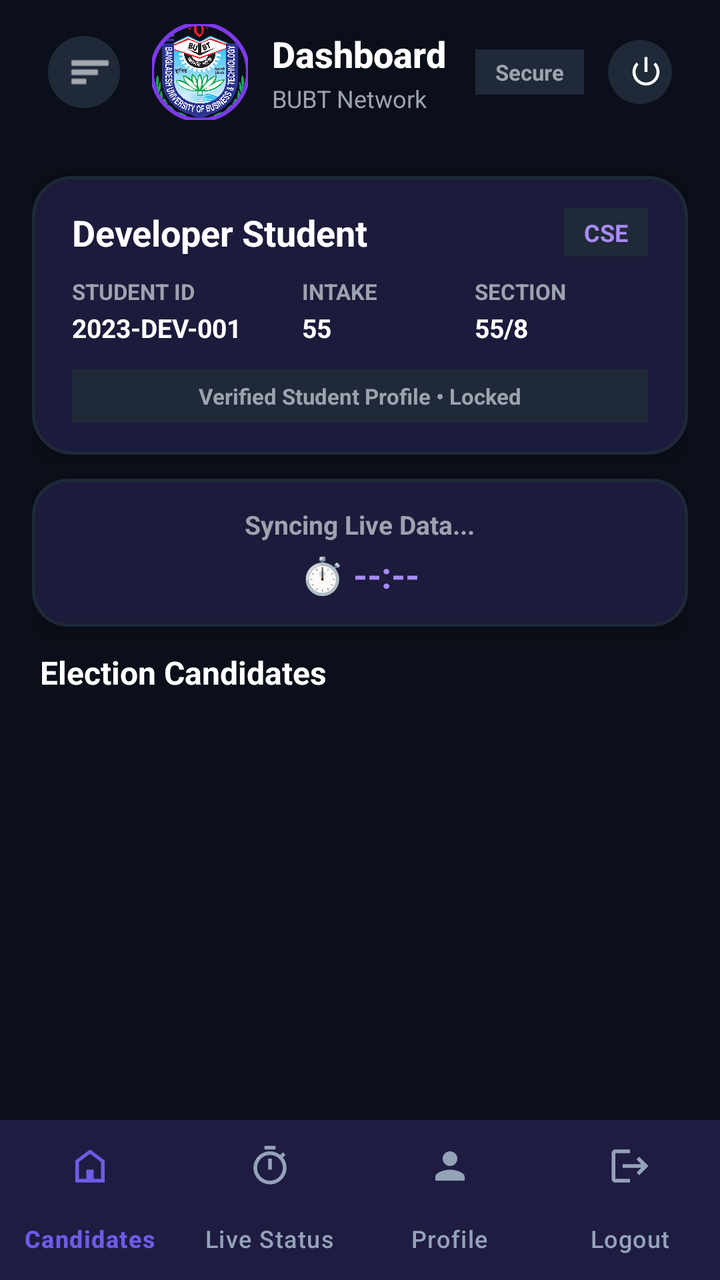
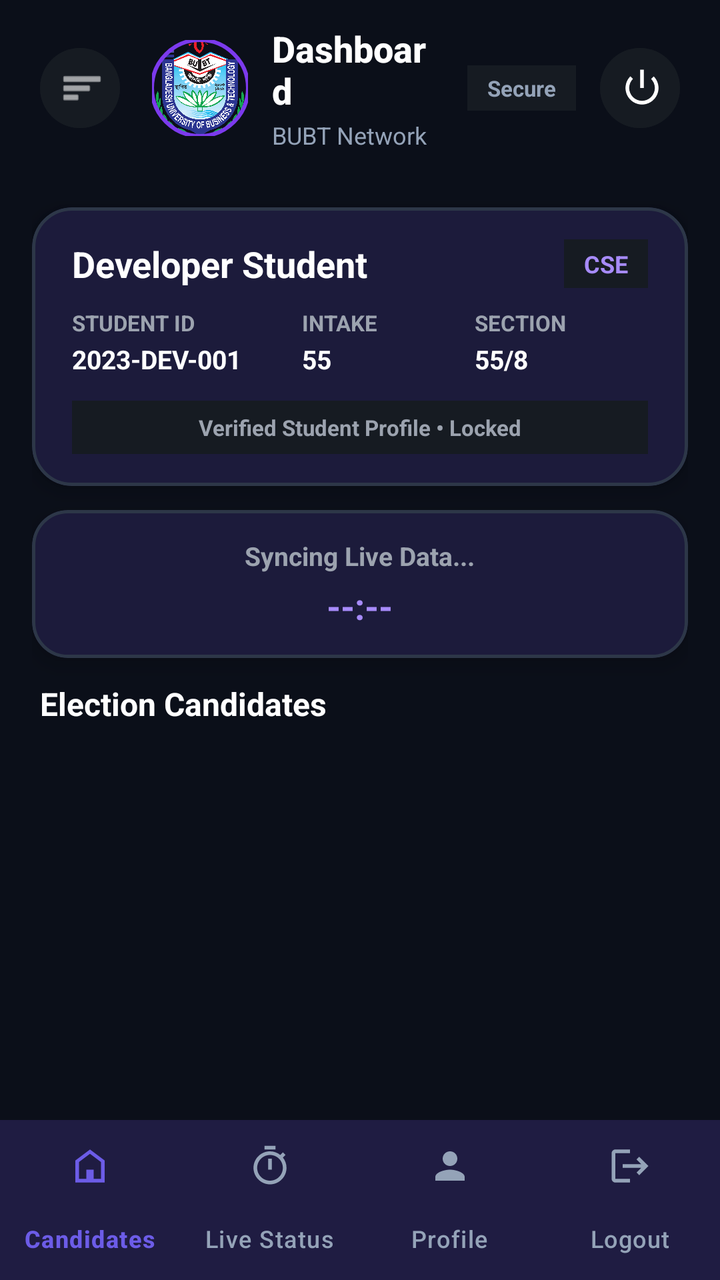

An Android layout rendered at two revisions. The XML below is the earlier revision; the diff shows what the commit changed to produce the second picture.
<!-- AndroidManifest.xml: application theme Theme.CRConnect -->
<!-- res/layout/activity_student_dashboard.xml -->
<?xml version="1.0" encoding="utf-8"?>
<androidx.drawerlayout.widget.DrawerLayout xmlns:android="http://schemas.android.com/apk/res/android"
    xmlns:app="http://schemas.android.com/apk/res-auto"
    xmlns:tools="http://schemas.android.com/tools"
    android:id="@+id/drawerLayoutStudent"
    android:layout_width="match_parent"
    android:layout_height="match_parent"
    android:background="@color/background"
    tools:context=".StudentDashboardActivity">

    
    <RelativeLayout
        android:id="@+id/layoutMainContent"
        android:layout_width="match_parent"
        android:layout_height="match_parent"
        android:background="@color/background">

        <LinearLayout
            android:id="@+id/containerHeaderAndBody"
            android:layout_width="match_parent"
            android:layout_height="match_parent"
            android:layout_above="@id/bottomNavStudent"
            android:orientation="vertical"
            android:paddingHorizontal="16dp">

            <include layout="@layout/include_header" />

            
            <com.google.android.material.card.MaterialCardView
                android:layout_width="match_parent"
                android:layout_height="wrap_content"
                app:cardCornerRadius="20dp"
                app:cardElevation="6dp"
                app:cardBackgroundColor="@color/surface"
                app:strokeWidth="1.5dp"
                app:strokeColor="@color/card_stroke"
                android:layout_marginBottom="12dp">

                <LinearLayout
                    android:layout_width="match_parent"
                    android:layout_height="wrap_content"
                    android:orientation="vertical"
                    android:paddingHorizontal="20dp"
                    android:paddingVertical="16dp">

                    <LinearLayout
                        android:layout_width="match_parent"
                        android:layout_height="wrap_content"
                        android:orientation="horizontal"
                        android:gravity="center_vertical"
                        android:layout_marginBottom="10dp">

                        <TextView
                            android:id="@+id/tvStudentName"
                            android:layout_width="0dp"
                            android:layout_height="wrap_content"
                            android:layout_weight="1"
                            android:text="Developer Student"
                            android:textSize="18sp"
                            android:textStyle="bold"
                            android:textColor="#FFFFFF"
                            android:singleLine="true"
                            android:ellipsize="end"/>

                        <TextView
                            android:id="@+id/tvStudentDept"
                            android:layout_width="wrap_content"
                            android:layout_height="wrap_content"
                            android:text="CSE"
                            android:textSize="12sp"
                            android:textColor="@color/secondary"
                            android:textStyle="bold"
                            android:background="@color/input_bg"
                            android:paddingHorizontal="10dp"
                            android:paddingVertical="4dp"
                            android:layout_marginStart="8dp"/>
                    </LinearLayout>

                    <LinearLayout
                        android:layout_width="match_parent"
                        android:layout_height="wrap_content"
                        android:orientation="horizontal"
                        android:baselineAligned="false"
                        android:weightSum="3"
                        android:layout_marginBottom="12dp">

                        <LinearLayout
                            android:layout_width="0dp"
                            android:layout_height="wrap_content"
                            android:layout_weight="1.2"
                            android:orientation="vertical">
                            <TextView android:layout_width="wrap_content" android:layout_height="wrap_content" android:text="STUDENT ID" android:textSize="11sp" android:textColor="#9CA3AF" android:textStyle="bold"/>
                            <TextView android:id="@+id/tvStudentDetailsID" android:layout_width="wrap_content" android:layout_height="wrap_content" android:text="2023-DEV-001" android:textSize="13sp" android:textColor="#FFFFFF" android:textStyle="bold" android:layout_marginTop="2dp" android:singleLine="true"/>
                        </LinearLayout>

                        <LinearLayout
                            android:layout_width="0dp"
                            android:layout_height="wrap_content"
                            android:layout_weight="0.9"
                            android:orientation="vertical">
                            <TextView android:layout_width="wrap_content" android:layout_height="wrap_content" android:text="INTAKE" android:textSize="11sp" android:textColor="#9CA3AF" android:textStyle="bold"/>
                            <TextView android:id="@+id/tvStudentIntake" android:layout_width="wrap_content" android:layout_height="wrap_content" android:text="55" android:textSize="13sp" android:textColor="#FFFFFF" android:textStyle="bold" android:layout_marginTop="2dp"/>
                        </LinearLayout>

                        <LinearLayout
                            android:layout_width="0dp"
                            android:layout_height="wrap_content"
                            android:layout_weight="0.9"
                            android:orientation="vertical">
                            <TextView android:layout_width="wrap_content" android:layout_height="wrap_content" android:text="SECTION" android:textSize="11sp" android:textColor="#9CA3AF" android:textStyle="bold"/>
                            <TextView android:id="@+id/tvStudentSection" android:layout_width="wrap_content" android:layout_height="wrap_content" android:text="55/8" android:textSize="13sp" android:textColor="#FFFFFF" android:textStyle="bold" android:layout_marginTop="2dp"/>
                        </LinearLayout>
                    </LinearLayout>

                    <TextView
                        android:layout_width="match_parent"
                        android:layout_height="wrap_content"
                        android:text="Verified Student Profile • Locked"
                        android:textSize="11sp"
                        android:textColor="#9CA3AF"
                        android:textStyle="bold"
                        android:gravity="center"
                        android:background="@color/input_bg"
                        android:paddingVertical="6dp"/>
                </LinearLayout>
            </com.google.android.material.card.MaterialCardView>

            
            <com.google.android.material.card.MaterialCardView
                android:id="@+id/cardStudentTimerStatus"
                android:layout_width="match_parent"
                android:layout_height="wrap_content"
                app:cardCornerRadius="18dp"
                app:cardElevation="6dp"
                app:cardBackgroundColor="@color/surface"
                app:strokeWidth="1.5dp"
                app:strokeColor="@color/card_stroke"
                android:layout_marginBottom="12dp">

                <LinearLayout
                    android:layout_width="match_parent"
                    android:layout_height="wrap_content"
                    android:orientation="vertical"
                    android:gravity="center"
                    android:paddingHorizontal="16dp"
                    android:paddingVertical="14dp">

                    <TextView
                        android:id="@+id/tvVotingStatus"
                        android:layout_width="wrap_content"
                        android:layout_height="wrap_content"
                        android:text="Syncing Live Data..."
                        android:textSize="13sp"
                        android:textStyle="bold"
                        android:textColor="#9CA3AF"
                        android:gravity="center"/>

                    <TextView
                        android:id="@+id/tvStudentCountdown"
                        android:layout_width="wrap_content"
                        android:layout_height="wrap_content"
                        android:text="⏱️ --:--"
                        android:textSize="18sp"
                        android:textStyle="bold"
                        android:textColor="#A78BFA"
                        android:layout_marginTop="4dp"
                        android:gravity="center"/>
                </LinearLayout>
            </com.google.android.material.card.MaterialCardView>

            
            <LinearLayout
                android:layout_width="match_parent"
                android:layout_height="0dp"
                android:layout_weight="1"
                android:orientation="vertical"
                android:layout_marginBottom="8dp">

                <TextView
                    android:layout_width="wrap_content"
                    android:layout_height="wrap_content"
                    android:text="Election Candidates"
                    android:textSize="16sp"
                    android:textStyle="bold"
                    android:textColor="#FFFFFF"
                    android:layout_marginBottom="8dp"
                    android:layout_marginStart="4dp"/>

                <androidx.core.widget.NestedScrollView
                    android:id="@+id/scrollViewCandidates"
                    android:layout_width="match_parent"
                    android:layout_height="match_parent"
                    android:clipToPadding="false"
                    android:paddingBottom="16dp"
                    android:fillViewport="true">

                    <LinearLayout
                        android:id="@+id/containerCandidates"
                        android:layout_width="match_parent"
                        android:layout_height="wrap_content"
                        android:orientation="vertical"/>
                </androidx.core.widget.NestedScrollView>
            </LinearLayout>

        </LinearLayout>

        
        <com.google.android.material.bottomnavigation.BottomNavigationView
            android:id="@+id/bottomNavStudent"
            android:layout_width="match_parent"
            android:layout_height="wrap_content"
            android:layout_alignParentBottom="true"
            android:background="@color/surface"
            app:itemIconTint="@color/bottom_nav_item_color"
            app:itemTextColor="@color/bottom_nav_item_color"
            app:itemRippleColor="@color/card_stroke"
            app:itemActiveIndicatorStyle="@style/App.CustomActiveIndicator"
            app:labelVisibilityMode="labeled"
            app:itemIconSize="22dp"
            app:elevation="12dp"
            app:menu="@menu/bottom_nav_menu_student" />

    </RelativeLayout>

    
    <com.google.android.material.navigation.NavigationView
        android:id="@+id/navViewStudent"
        android:layout_width="wrap_content"
        android:layout_height="match_parent"
        android:layout_gravity="start"
        android:background="@color/surface"
        app:headerLayout="@layout/nav_header"
        app:itemIconTint="@color/primary"
        app:itemTextColor="#FFFFFF"
        app:menu="@menu/drawer_menu_student" />

</androidx.drawerlayout.widget.DrawerLayout>
<!-- res/layout/include_header.xml (included above) -->
<?xml version="1.0" encoding="utf-8"?>
<LinearLayout xmlns:android="http://schemas.android.com/apk/res/android"
    xmlns:app="http://schemas.android.com/apk/res-auto"
    android:layout_width="match_parent"
    android:layout_height="wrap_content"
    android:orientation="horizontal"
    android:gravity="center_vertical"
    android:paddingVertical="12dp"
    android:paddingHorizontal="4dp"
    android:layout_marginBottom="16dp">

    
    <com.google.android.material.button.MaterialButton
        android:id="@+id/btnOpenDrawer"
        style="@style/Widget.Material3.Button.IconButton"
        android:layout_width="44dp"
        android:layout_height="44dp"
        app:icon="@android:drawable/ic_menu_sort_by_size"
        app:iconTint="#FFFFFF"
        app:iconSize="22dp"
        android:backgroundTint="@color/input_bg"
        android:layout_marginEnd="12dp" />

    <com.google.android.material.imageview.ShapeableImageView
        android:id="@+id/imgUserProfile"
        android:layout_width="48dp"
        android:layout_height="48dp"
        android:src="@drawable/bubt_logo"
        android:scaleType="centerCrop"
        app:shapeAppearanceOverlay="@style/ShapeAppearance.App.Circular"
        app:strokeWidth="2dp"
        app:strokeColor="@color/primary"
        android:layout_marginEnd="12dp"/>

    <LinearLayout
        android:layout_width="0dp"
        android:layout_height="wrap_content"
        android:layout_weight="1"
        android:orientation="vertical">

        <TextView
            android:id="@+id/tvHeaderTitle"
            android:layout_width="wrap_content"
            android:layout_height="wrap_content"
            android:text="Dashboard"
            android:textSize="18sp"
            android:textStyle="bold"
            android:textColor="#FFFFFF"
            android:fontFamily="sans-serif-medium"/>

        <TextView
            android:id="@+id/tvHeaderSubtitle"
            android:layout_width="wrap_content"
            android:layout_height="wrap_content"
            android:text="BUBT Network"
            android:textSize="12sp"
            android:textColor="#9CA3AF"
            android:layout_marginTop="2dp"
            android:singleLine="true"
            android:ellipsize="end"/>
    </LinearLayout>

    <LinearLayout
        android:layout_width="wrap_content"
        android:layout_height="wrap_content"
        android:orientation="horizontal"
        android:gravity="center_vertical">

        
        <TextView
            android:layout_width="wrap_content"
            android:layout_height="wrap_content"
            android:text="Secure"
            android:textSize="11sp"
            android:textColor="#9CA3AF"
            android:textStyle="bold"
            android:background="@color/input_bg"
            android:paddingHorizontal="10dp"
            android:paddingVertical="4dp"
            android:layout_marginEnd="8dp"/>

        <com.google.android.material.button.MaterialButton
            android:id="@+id/btnLogout"
            style="@style/Widget.Material3.Button.IconButton"
            android:layout_width="40dp"
            android:layout_height="40dp"
            app:icon="@android:drawable/ic_lock_power_off"
            app:iconTint="#FFFFFF"
            app:iconSize="18dp"
            android:backgroundTint="@color/input_bg"/>
    </LinearLayout>

</LinearLayout>
<!-- res/layout/nav_header.xml (included above) -->
<?xml version="1.0" encoding="utf-8"?>
<LinearLayout xmlns:android="http://schemas.android.com/apk/res/android"
    xmlns:app="http://schemas.android.com/apk/res-auto"
    android:layout_width="match_parent"
    android:layout_height="180dp"
    android:background="@color/surface"
    android:gravity="bottom"
    android:orientation="vertical"
    android:padding="20dp">

    <com.google.android.material.imageview.ShapeableImageView
        android:id="@+id/imgNavHeaderProfile"
        android:layout_width="60dp"
        android:layout_height="60dp"
        android:src="@drawable/bubt_logo"
        android:scaleType="centerCrop"
        app:shapeAppearanceOverlay="@style/ShapeAppearance.App.Circular"
        app:strokeWidth="2dp"
        app:strokeColor="@color/primary"
        android:layout_marginBottom="12dp" />

    <TextView
        android:id="@+id/tvNavHeaderName"
        android:layout_width="wrap_content"
        android:layout_height="wrap_content"
        android:text="CRConnect User"
        android:textColor="#FFFFFF"
        android:textSize="18sp"
        android:textStyle="bold"
        android:singleLine="true" />

    <TextView
        android:id="@+id/tvNavHeaderRole"
        android:layout_width="wrap_content"
        android:layout_height="wrap_content"
        android:text="BUBT Department Network"
        android:textColor="#9CA3AF"
        android:textSize="12sp"
        android:layout_marginTop="2dp"
        android:singleLine="true" />

</LinearLayout>
<!-- resources referenced by this layout -->
<resources>
  <color name="background">#0B0F19</color>
  <color name="card_stroke">#1F2937</color>
  <color name="input_bg">#1F2937</color>
  <color name="primary">#7C3AED</color>
  <color name="secondary">#A78BFA</color>
  <color name="surface">#111827</color>
  <!-- drawable bubt_logo: png bitmap (drawable, 173497 bytes) -->
  <style name="App.CustomActiveIndicator" parent="Widget.Material3.BottomNavigationView.ActiveIndicator">
          <item name="android:color">#2D2342</item>
          <item name="cornerSize">16dp</item>
      </style>
  <style name="ShapeAppearance.App.Circular" parent="ShapeAppearance.Material3.Corner.Full">
          <item name="cornerSize">50%</item>
      </style>
  <style name="Theme.CRConnect" parent="Base.Theme.CRConnect" />
  <style name="Base.Theme.CRConnect" parent="Theme.Material3.DayNight.NoActionBar">
          <item name="colorPrimary">@color/primary</item>
          <item name="colorSecondary">@color/secondary</item>
          <item name="android:windowBackground">@color/background</item>
          <item name="colorSurface">@color/surface</item>
          <item name="colorOnSurface">@color/text_primary</item>
          <item name="colorOnSurfaceVariant">@color/text_secondary</item>
          <item name="colorError">@color/error</item>
          <item name="android:windowActivityTransitions">true</item>
          <item name="android:navigationBarColor">@android:color/transparent</item>
          <item name="android:statusBarColor">@android:color/transparent</item>
          <item name="android:windowLightStatusBar" tools:targetApi="m">false</item>
          <item name="android:windowLightNavigationBar" tools:targetApi="o_mr1">false</item>
      </style>
  <color name="text_primary">#FFFFFF</color>
  <color name="text_secondary">#9CA3AF</color>
  <color name="error">#7F1D1D</color>
</resources>

<!-- the commit's change to res/layout/activity_student_dashboard.xml (unified diff, before → after) -->
@@ -130,6 +130,7 @@
                 android:id="@+id/cardStudentTimerStatus"
                 android:layout_width="match_parent"
                 android:layout_height="wrap_content"
+                android:hapticFeedbackEnabled="true"
                 app:cardCornerRadius="18dp"
                 app:cardElevation="6dp"
                 app:cardBackgroundColor="@color/surface"
@@ -159,7 +160,7 @@
                         android:id="@+id/tvStudentCountdown"
                         android:layout_width="wrap_content"
                         android:layout_height="wrap_content"
-                        android:text="⏱️ --:--"
+                        android:text="--:--"
                         android:textSize="18sp"
                         android:textStyle="bold"
                         android:textColor="#A78BFA"
@@ -209,6 +210,7 @@
             android:id="@+id/bottomNavStudent"
             android:layout_width="match_parent"
             android:layout_height="wrap_content"
+            android:hapticFeedbackEnabled="true"
             android:layout_alignParentBottom="true"
             android:background="@color/surface"
             app:itemIconTint="@color/bottom_nav_item_color"
@@ -237,98 +239,110 @@
 </androidx.drawerlayout.widget.DrawerLayout>
 <!-- res/layout/include_header.xml (included above) -->
 <?xml version="1.0" encoding="utf-8"?>
-<LinearLayout xmlns:android="http://schemas.android.com/apk/res/android"
+<androidx.constraintlayout.widget.ConstraintLayout xmlns:android="http://schemas.android.com/apk/res/android"
     xmlns:app="http://schemas.android.com/apk/res-auto"
     android:layout_width="match_parent"
     android:layout_height="wrap_content"
-    android:orientation="horizontal"
-    android:gravity="center_vertical"
     android:paddingVertical="12dp"
-    android:paddingHorizontal="4dp"
     android:layout_marginBottom="16dp">
 
     
     <com.google.android.material.button.MaterialButton
         android:id="@+id/btnOpenDrawer"
         style="@style/Widget.Material3.Button.IconButton"
-        android:layout_width="44dp"
-        android:layout_height="44dp"
+        android:layout_width="48dp"
+        android:layout_height="48dp"
+        android:hapticFeedbackEnabled="true"
+        android:backgroundTint="@color/input_bg"
         app:icon="@android:drawable/ic_menu_sort_by_size"
+        app:iconSize="22dp"
         app:iconTint="#FFFFFF"
-        app:iconSize="22dp"
-        android:backgroundTint="@color/input_bg"
-        android:layout_marginEnd="12dp" />
-
+        app:layout_constraintTop_toTopOf="@id/imgUserProfile"
+        app:layout_constraintBottom_toBottomOf="@id/imgUserProfile"
+        app:layout_constraintStart_toStartOf="parent" />
+
+    
     <com.google.android.material.imageview.ShapeableImageView
         android:id="@+id/imgUserProfile"
         android:layout_width="48dp"
         android:layout_height="48dp"
+        android:layout_marginStart="12dp"
+        app:layout_constraintStart_toEndOf="@id/btnOpenDrawer"
+        app:layout_constraintTop_toTopOf="parent"
+        app:layout_constraintBottom_toBottomOf="parent"
+        android:scaleType="centerCrop"
         android:src="@drawable/bubt_logo"
-        android:scaleType="centerCrop"
         app:shapeAppearanceOverlay="@style/ShapeAppearance.App.Circular"
-        app:strokeWidth="2dp"
         app:strokeColor="@color/primary"
-        android:layout_marginEnd="12dp"/>
-
+        app:strokeWidth="2dp" />
+
+    
     <LinearLayout
         android:layout_width="0dp"
         android:layout_height="wrap_content"
-        android:layout_weight="1"
-        android:orientation="vertical">
+        android:layout_marginStart="12dp"
+        android:layout_marginEnd="12dp"
+        android:orientation="vertical"
+        app:layout_constraintTop_toTopOf="@id/imgUserProfile"
+        app:layout_constraintBottom_toBottomOf="@id/imgUserProfile"
+        app:layout_constraintStart_toEndOf="@id/imgUserProfile"
+        app:layout_constraintEnd_toStartOf="@id/tvSecureBadge">
 
         <TextView
             android:id="@+id/tvHeaderTitle"
             android:layout_width="wrap_content"
             android:layout_height="wrap_content"
+            android:fontFamily="sans-serif-medium"
             android:text="Dashboard"
+            android:textColor="#FFFFFF"
             android:textSize="18sp"
-            android:textStyle="bold"
-            android:textColor="#FFFFFF"
-            android:fontFamily="sans-serif-medium"/>
+            android:textStyle="bold" />
 
         <TextView
             android:id="@+id/tvHeaderSubtitle"
             android:layout_width="wrap_content"
             android:layout_height="wrap_content"
+            android:layout_marginTop="2dp"
+            android:ellipsize="end"
+            android:singleLine="true"
             android:text="BUBT Network"
-            android:textSize="12sp"
-            android:textColor="#9CA3AF"
-            android:layout_marginTop="2dp"
-            android:singleLine="true"
-            android:ellipsize="end"/>
+            android:textColor="#94A3B8"
+            android:textSize="12sp" />
     </LinearLayout>
 
-    <LinearLayout
+    
+    <TextView
+        android:id="@+id/tvSecureBadge"
         android:layout_width="wrap_content"
         android:layout_height="wrap_content"
-        android:orientation="horizontal"
-        android:gravity="center_vertical">
-
-        
-        <TextView
-            android:layout_width="wrap_content"
-            android:layout_height="wrap_content"
-            android:text="Secure"
-            android:textSize="11sp"
-            android:textColor="#9CA3AF"
-            android:textStyle="bold"
-            android:background="@color/input_bg"
-            android:paddingHorizontal="10dp"
-            android:paddingVertical="4dp"
-            android:layout_marginEnd="8dp"/>
-
-        <com.google.android.material.button.MaterialButton
-            android:id="@+id/btnLogout"
-            style="@style/Widget.Material3.Button.IconButton"
-            android:layout_width="40dp"
-            android:layout_height="40dp"
-            app:icon="@android:drawable/ic_lock_power_off"
-            app:iconTint="#FFFFFF"
-            app:iconSize="18dp"
-            android:backgroundTint="@color/input_bg"/>
-    </LinearLayout>
-
-</LinearLayout>
+        android:text="Secure"
+        android:textSize="11sp"
+        android:textColor="#94A3B8"
+        android:textStyle="bold"
+        android:background="@color/input_bg"
+        android:paddingHorizontal="10dp"
+        android:paddingVertical="4dp"
+        android:layout_marginEnd="8dp"
+        app:layout_constraintTop_toTopOf="@id/imgUserProfile"
+        app:layout_constraintBottom_toBottomOf="@id/imgUserProfile"
+        app:layout_constraintEnd_toStartOf="@id/btnLogout" />
+
+    
+    <com.google.android.material.button.MaterialButton
+        android:id="@+id/btnLogout"
+        style="@style/Widget.Material3.Button.IconButton"
+        android:layout_width="48dp"
+        android:layout_height="48dp"
+        android:hapticFeedbackEnabled="true"
+        app:icon="@android:drawable/ic_lock_power_off"
+        app:iconTint="#FFFFFF"
+        app:iconSize="22dp"
+        android:backgroundTint="@color/input_bg"
+        app:layout_constraintTop_toTopOf="@id/imgUserProfile"
+        app:layout_constraintBottom_toBottomOf="@id/imgUserProfile"
+        app:layout_constraintEnd_toEndOf="parent" />
+
+</androidx.constraintlayout.widget.ConstraintLayout>
 <!-- res/layout/nav_header.xml (included above) -->
 <?xml version="1.0" encoding="utf-8"?>
 <LinearLayout xmlns:android="http://schemas.android.com/apk/res/android"
<!-- resource entries referenced after the edit -->
@@ -1,8 +1,8 @@
 <!-- resources referenced by this layout -->
 <resources>
   <color name="background">#0B0F19</color>
-  <color name="card_stroke">#1F2937</color>
-  <color name="input_bg">#1F2937</color>
+  <color name="card_stroke">#2D3748</color>
+  <color name="input_bg">#161B22</color>
   <color name="primary">#7C3AED</color>
   <color name="secondary">#A78BFA</color>
   <color name="surface">#111827</color>
@@ -30,7 +30,7 @@
           <item name="android:windowLightNavigationBar" tools:targetApi="o_mr1">false</item>
       </style>
   <color name="text_primary">#FFFFFF</color>
-  <color name="text_secondary">#9CA3AF</color>
+  <color name="text_secondary">#94A3B8</color>
   <color name="error">#7F1D1D</color>
 </resources>
 
